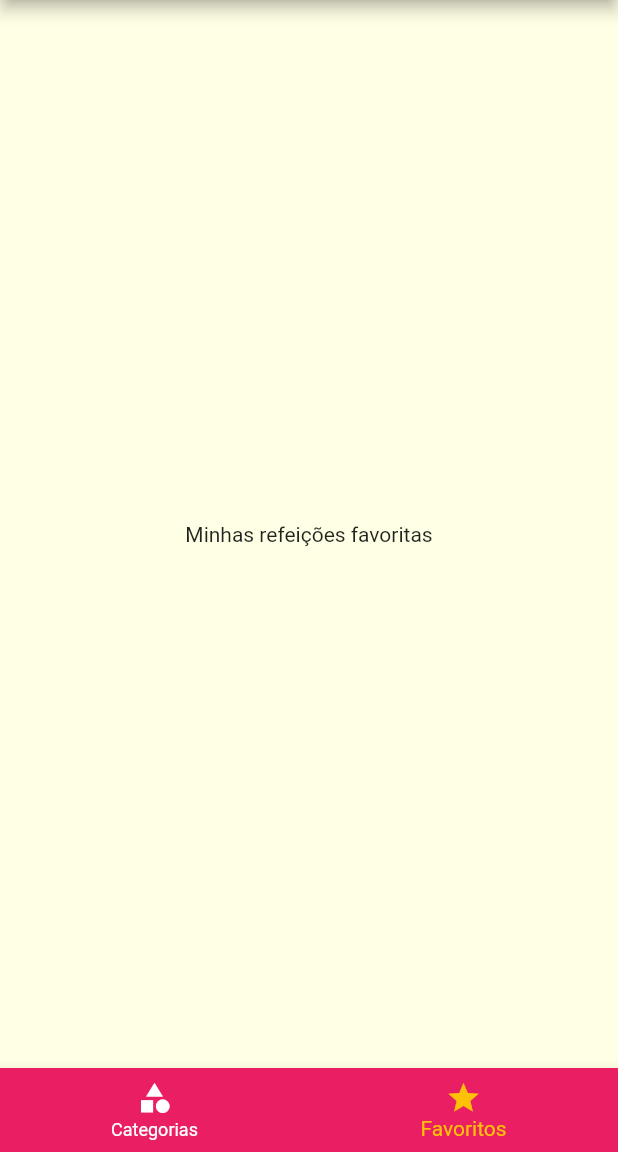
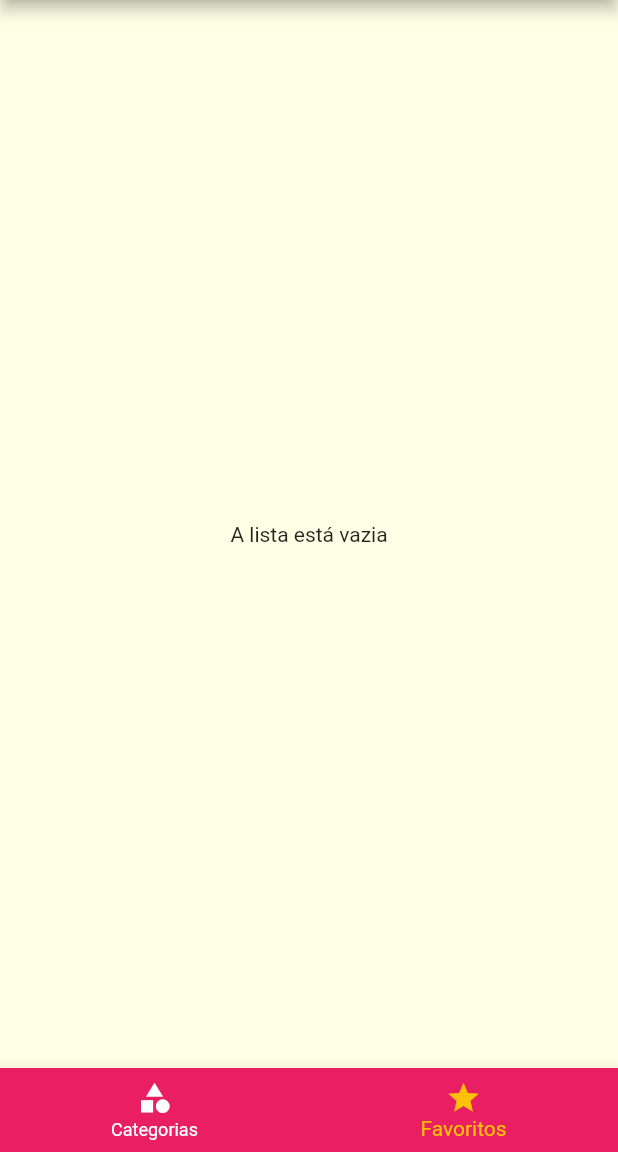
Before and after one commit to neIsonp/meals-app, a Flutter app: the screen it shows after launch, item 2 of the bottom bar chosen, on a phone screen of 412 x 824 dp, the part 84-1236 px from its top. Run offline on Flutter 3.47's test engine with Material 2 defaults, Android fonts, the phone set to English and light mode, and no system bars; missing offline and left inert: dart:ffi.

Commit message:
added a screen with favorites

```diff
--- a/lib/main.dart
+++ b/lib/main.dart
@@ -17,28 +17,46 @@ class MyApp extends StatefulWidget {
 }
 
 class _MyAppState extends State<MyApp> {
-
   Settings settings = Settings();
 
   List<Meal> _avaiableMeals = dummyMeals;
+  List<Meal> _favouriteMeals = [];
 
   void _filterMeals(Settings settings) {
-    setState(() {
-
+    setState(
+      () {
         this.settings = settings;
 
-      _avaiableMeals = dummyMeals.where((meal) {
+        _avaiableMeals = dummyMeals.where(
+          (meal) {
             final filterGluten = settings.isGlutenFree && !meal.isGlutenFree;
             final filterLactose = settings.isLactoseFree && !meal.isLactoseFree;
             final filtervegan = settings.isVegan && !meal.isVegan;
-        final filterVegetarian = settings.isVegetarian && !meal.isVegetarian;
+            final filterVegetarian =
+                settings.isVegetarian && !meal.isVegetarian;
 
             return !filterGluten &&
                 !filterLactose &&
                 !filtervegan &&
                 !filterVegetarian;
-      }).toList();
-    });
+          },
+        ).toList();
+      },
+    );
+  }
+
+  void _toggleFavourite(Meal meal) {
+    setState(
+      () {
+        _favouriteMeals.contains(meal)
+            ? _favouriteMeals.remove(meal)
+            : _favouriteMeals.add(meal);
+      },
+    );
+  }
+
+  bool _isFavourite(Meal meal) {
+    return _favouriteMeals.contains(meal);
   }
 
   @override
@@ -66,10 +84,11 @@ class _MyAppState extends State<MyApp> {
         ),
       ),
       routes: {
-        AppRoutes.home: (ctx) => const TabsScrenn(),
+        AppRoutes.home: (ctx) => TabsScrenn(favouriteMeals: _favouriteMeals),
         AppRoutes.categoriesMeals: (ctx) =>
             CategoriesMealsScreen(meals: _avaiableMeals),
-        AppRoutes.mealDetail: (ctx) => MealDetailScreen(),
+        AppRoutes.mealDetail: (ctx) => MealDetailScreen(
+            onToggleFavourite: _toggleFavourite, isFavourite: _isFavourite),
         AppRoutes.settings: (ctx) => SettingsScreen(
               onSettingsChanged: _filterMeals,
               settings: settings,
--- a/lib/screens/favourite_screen.dart
+++ b/lib/screens/favourite_screen.dart
@@ -1,12 +1,26 @@
 import 'package:flutter/material.dart';
+import 'package:meals/components/meal_item.dart';
+
+import '../models/meal.dart';
 
 class FavouriteScreen extends StatelessWidget {
-  const FavouriteScreen({super.key});
+  final List<Meal> favouriteMeals;
+
+  const FavouriteScreen({super.key, required this.favouriteMeals});
 
   @override
   Widget build(BuildContext context) {
-    return const Center(
-      child: Text("Minhas refeições favoritas"),
-    );
+    if (favouriteMeals.isEmpty) {
+      return const Center(
+        child: Text("A lista está vazia"),
+      );
+    } else {
+      return ListView.builder(
+        itemCount: favouriteMeals.length,
+        itemBuilder: ((context, index) {
+          return MealItem(favouriteMeals[index]);
+        }),
+      );
+    }
   }
 }
--- a/lib/screens/tabs_screen.dart
+++ b/lib/screens/tabs_screen.dart
@@ -1,10 +1,16 @@
+import 'dart:ffi';
+
 import 'package:flutter/material.dart';
 import 'package:meals/components/main_drawer.dart';
 import 'package:meals/screens/categories_screen.dart';
 import 'package:meals/screens/favourite_screen.dart';
 
+import '../models/meal.dart';
+
 class TabsScrenn extends StatefulWidget {
-  const TabsScrenn({super.key});
+  final List<Meal> favouriteMeals;
+
+  const TabsScrenn({super.key, required this.favouriteMeals});
 
   @override
   State<TabsScrenn> createState() => _TabsScrennState();
@@ -13,10 +19,25 @@ class TabsScrenn extends StatefulWidget {
 class _TabsScrennState extends State<TabsScrenn> {
   int _selectecScreenIndex = 0;
 
-  final List<Map<String, Object>> _screens = [
-    {'title': 'Lista de Categorias', 'screen': CategoriesScreen()},
-    {'title': 'Meu Favoritos', 'screen': FavouriteScreen()}
-  ];
+  late List<Map<String, Object>> _screens;
+
+  @override
+  void initState() {
+    super.initState();
+
+    _screens = [
+      {
+        'title': 'Lista de Categorias',
+        'screen': CategoriesScreen(),
+      },
+      {
+        'title': 'Meu Favoritos',
+        'screen': FavouriteScreen(
+          favouriteMeals: widget.favouriteMeals,
+        )
+      }
+    ];
+  }
 
   _selectScreen(int index) {
     setState(() {
```
Also changed, not shown: lib/screens/meal_detail_screen.dart (+11 -2 lines). Lines whose indentation alone changed are shown as unchanged.
